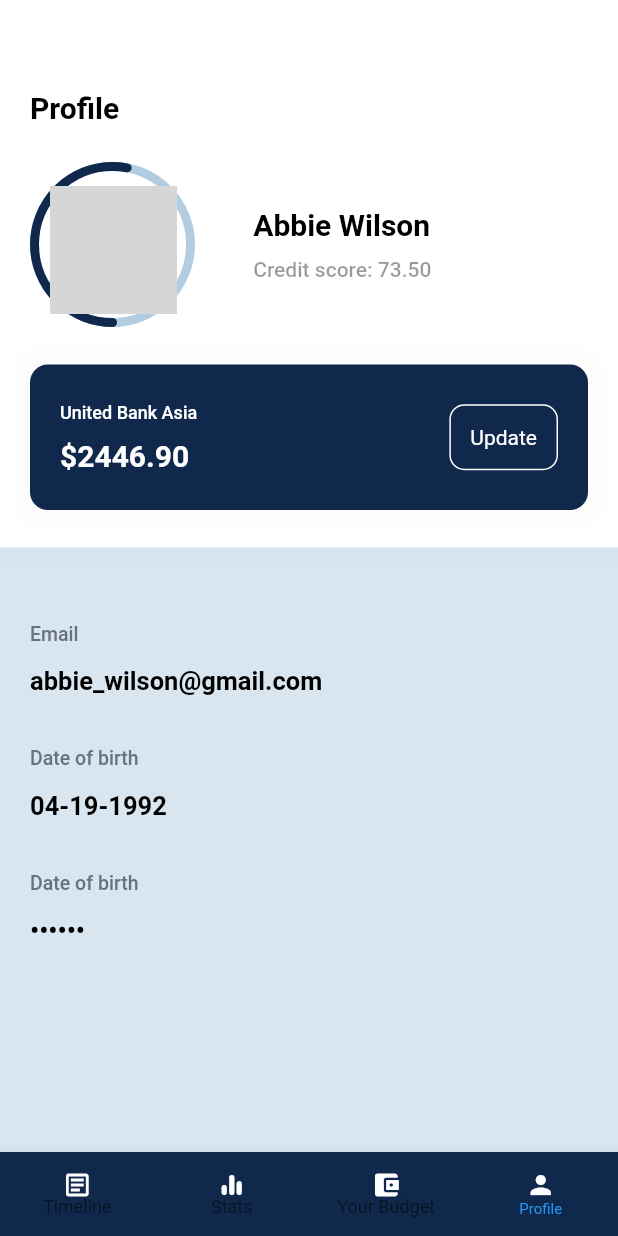
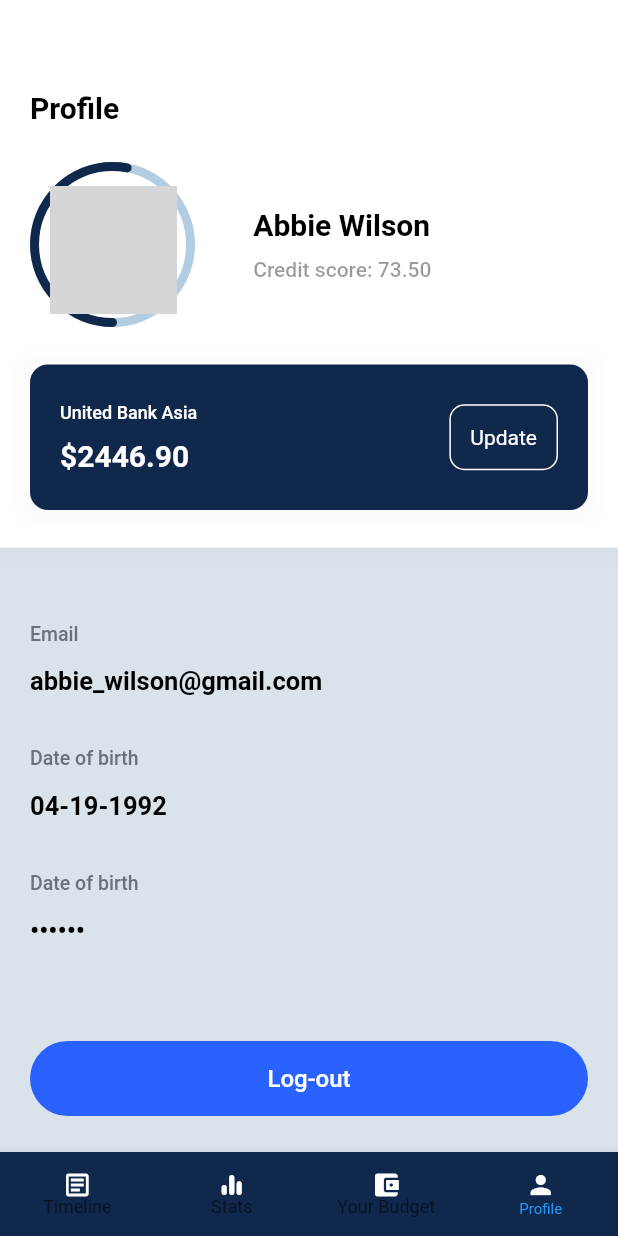
Before and after one commit to shalini-bit/SpendWisely, a Flutter app: the DashboardApp screen opened directly, item 4 of the bottom bar chosen, on a phone screen of 412 x 824 dp. Run offline on Flutter 3.47's test engine with Material 2 defaults, Android fonts, the phone set to English and light mode, and no system bars; drawn by our look-alikes of percent_indicator; our stand-ins replace fl_chart, flutter_icons, font_awesome_flutter, google_fonts; missing offline and left inert: budget_tracker_ui; network calls fail; grey boxes are pictures that could not be loaded.

Commit message:
Fifth Commit

```diff
--- a/SpendWisely/lib/Timeline.dart
+++ b/SpendWisely/lib/Timeline.dart
@@ -125,7 +125,7 @@ class _TimelineState extends State<Timeline> {
                               height: 50,
                               decoration: BoxDecoration(
                                 shape: BoxShape.circle,
-                                color: primaryColor.withOpacity(0.1),
+                                color: Tealss,
                               ),
                               child: Center(
                                 child: Image.asset(
--- a/SpendWisely/lib/colors.dart
+++ b/SpendWisely/lib/colors.dart
@@ -9,3 +9,4 @@ const Color blue = Color(0xff2962ff);
 Color primaryColor = Color(0xff0f284b);
 Color secondaryColor = Color(0xff232c51);
 Color logoPurple = Color(0xff01579b);
+Color Tealss = Color(0xffeceff1);
--- a/SpendWisely/lib/dashboard.dart
+++ b/SpendWisely/lib/dashboard.dart
@@ -23,7 +23,7 @@ class _DashboardAppState extends State<DashboardApp> {
   @override
   Widget build(BuildContext context) {
     return Scaffold(
-      backgroundColor: logoPurple.withOpacity(0.08),
+      backgroundColor: Tealss,
       body: tabs[_currentIndex],
       bottomNavigationBar: BottomNavigationBar(
         backgroundColor: primaryColor,
--- a/SpendWisely/lib/profile_page.dart
+++ b/SpendWisely/lib/profile_page.dart
@@ -1,3 +1,4 @@
+import 'package:flutter_application_1/loginscreen.dart';
 import 'colors.dart';
 import 'package:flutter/material.dart';
 import 'package:percent_indicator/circular_percent_indicator.dart';
@@ -242,6 +243,22 @@ class _ProfilePageState extends State<ProfilePage> {
                   decoration: InputDecoration(
                       hintText: "Password", border: InputBorder.none),
                 ),
+                SizedBox(height: 50),
+                MaterialButton(
+                  shape: RoundedRectangleBorder(
+                      borderRadius: BorderRadius.circular(50)),
+                  elevation: 0,
+                  minWidth: double.maxFinite,
+                  height: 50,
+                  onPressed: () {
+                    Navigator.push(context,
+                        MaterialPageRoute(builder: (_) => LoginScreen()));
+                  },
+                  color: blue,
+                  child: Text('Log-out',
+                      style: TextStyle(color: Colors.white, fontSize: 16)),
+                  textColor: Colors.white,
+                ),
               ],
             ),
           )
```
